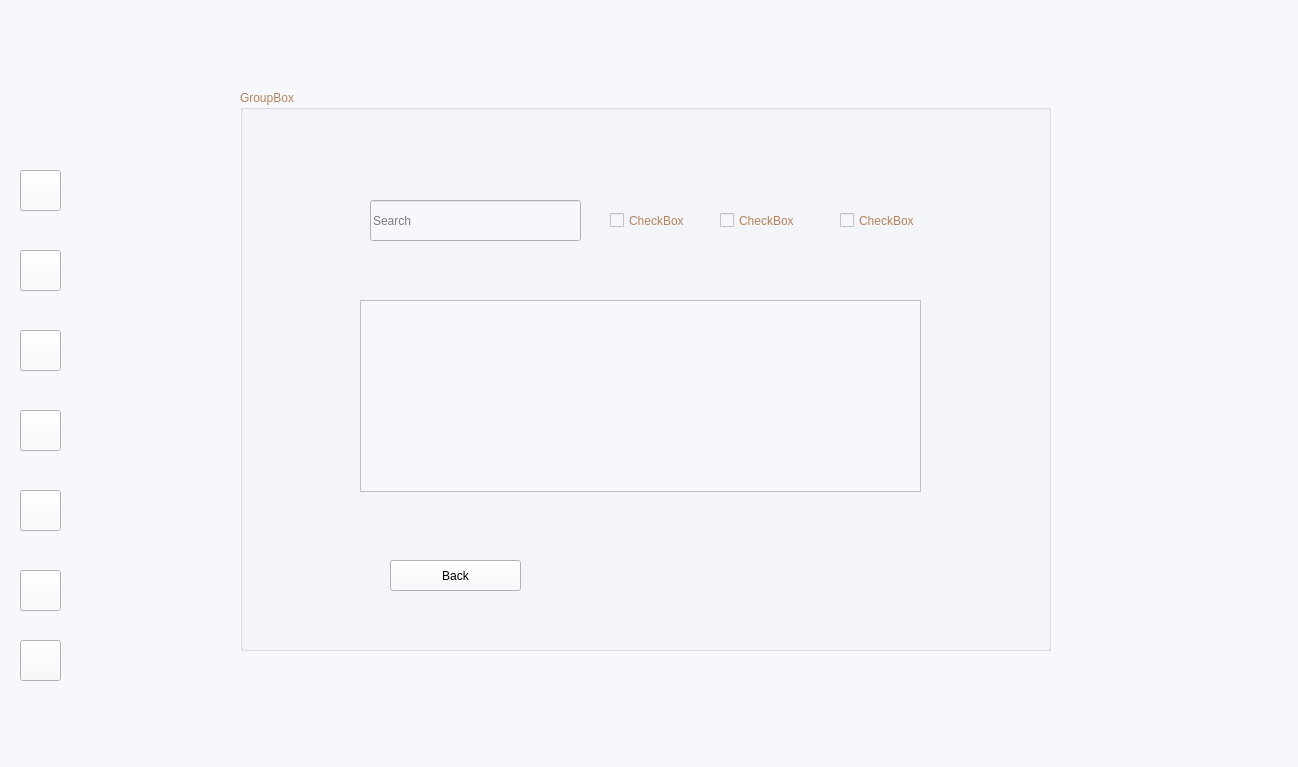
The window that mainwindow.ui (Confused-Guy/Smart-research-publication-management) describes before a commit, drawn with Qt 5.
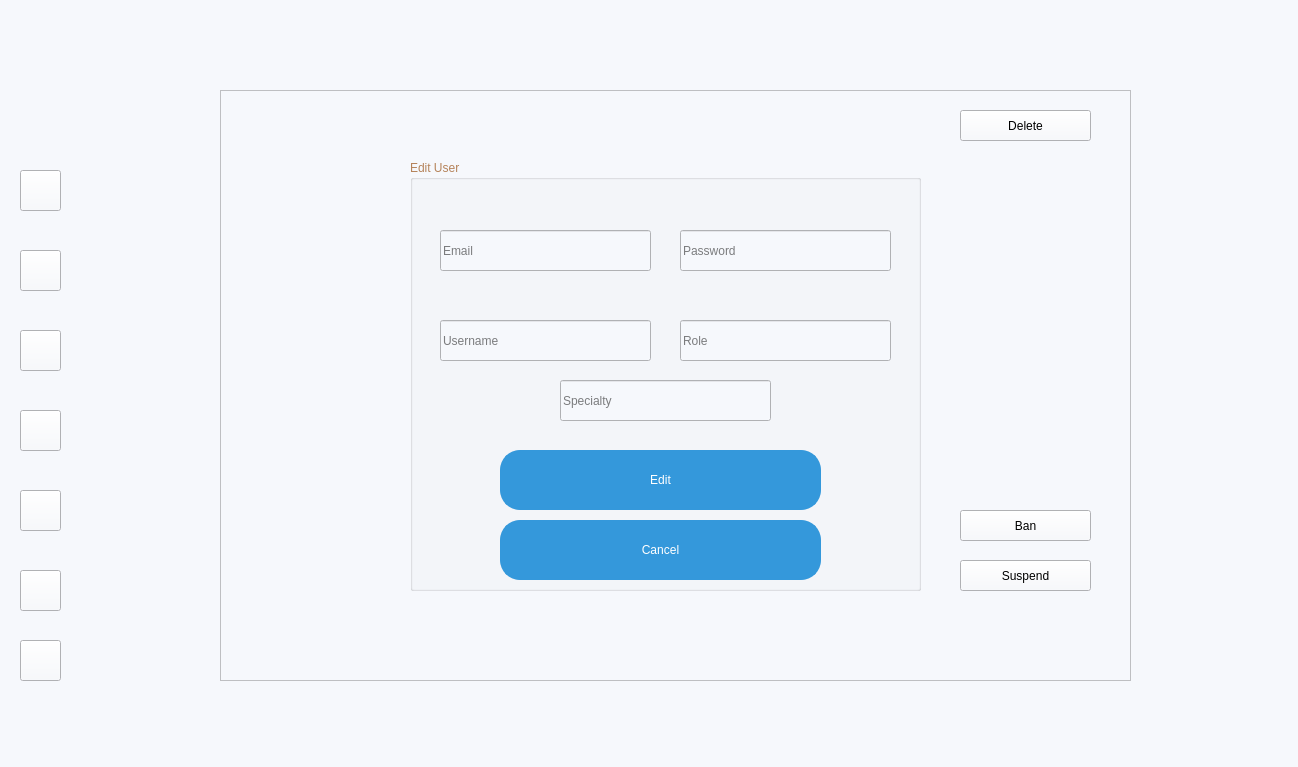
The same window after the commit. The open tabs and pages were chosen to show the change. Icons and pictures are not drawn.

Commit message:
finished crud, search and filter, statistics and exportation.
im going to modify some stuff in the future.

```diff
--- a/mainwindow.ui
+++ b/mainwindow.ui
@@ -9437,20 +9437,56 @@
      <widget class="QGroupBox" name="groupBox_11">
       <property name="geometry">
        <rect>
-        <x>170</x>
+        <x>10</x>
         <y>90</y>
-        <width>811</width>
+        <width>1191</width>
         <height>561</height>
        </rect>
       </property>
       <property name="title">
-       <string>GroupBox</string>
+       <string>USERS INFORMATIONS</string>
       </property>
-      <widget class="QLineEdit" name="lineEdit_16">
+      <widget class="QCheckBox" name="Reviewer">
        <property name="geometry">
         <rect>
-         <x>130</x>
-         <y>110</y>
+         <x>560</x>
+         <y>100</y>
+         <width>151</width>
+         <height>61</height>
+        </rect>
+       </property>
+       <property name="text">
+        <string>Reviewer</string>
+       </property>
+      </widget>
+      <widget class="QCheckBox" name="Viewer">
+       <property name="geometry">
+        <rect>
+         <x>460</x>
+         <y>100</y>
+         <width>151</width>
+         <height>61</height>
+        </rect>
+       </property>
+       <property name="text">
+        <string>Viewer</string>
+       </property>
+      </widget>
+      <widget class="QListView" name="userListView_2">
+       <property name="geometry">
+        <rect>
+         <x>100</x>
+         <y>200</y>
+         <width>481</width>
+         <height>192</height>
+        </rect>
+       </property>
+      </widget>
+      <widget class="QLineEdit" name="enterString">
+       <property name="geometry">
+        <rect>
+         <x>110</x>
+         <y>100</y>
          <width>211</width>
          <height>41</height>
         </rect>
@@ -9465,47 +9501,21 @@
       <widget class="QCheckBox" name="userCheckBox">
        <property name="geometry">
         <rect>
-         <x>370</x>
+         <x>660</x>
          <y>100</y>
          <width>151</width>
          <height>61</height>
         </rect>
        </property>
        <property name="text">
-        <string>CheckBox</string>
+        <string>Researcher</string>
        </property>
       </widget>
-      <widget class="QCheckBox" name="userCheckBox_2">
+      <widget class="QPushButton" name="userSearchBackBTN_2">
        <property name="geometry">
         <rect>
-         <x>480</x>
-         <y>100</y>
-         <width>151</width>
-         <height>61</height>
-        </rect>
-       </property>
-       <property name="text">
-        <string>CheckBox</string>
-       </property>
-      </widget>
-      <widget class="QCheckBox" name="userCheckBox_3">
-       <property name="geometry">
-        <rect>
-         <x>600</x>
-         <y>100</y>
-         <width>151</width>
-         <height>61</height>
-        </rect>
-       </property>
-       <property name="text">
-        <string>CheckBox</string>
-       </property>
-      </widget>
-      <widget class="QPushButton" name="userSearchBackBTN">
-       <property name="geometry">
-        <rect>
-         <x>150</x>
-         <y>470</y>
+         <x>130</x>
+         <y>460</y>
          <width>131</width>
          <height>31</height>
         </rect>
@@ -9514,12 +9524,64 @@
         <string>Back</string>
        </property>
       </widget>
-      <widget class="QListView" name="useListView">
+      <widget class="QPushButton" name="searchString">
        <property name="geometry">
         <rect>
-         <x>120</x>
-         <y>210</y>
-         <width>561</width>
+         <x>340</x>
+         <y>110</y>
+         <width>81</width>
+         <height>31</height>
+        </rect>
+       </property>
+       <property name="text">
+        <string>Enter</string>
+       </property>
+      </widget>
+      <widget class="QPushButton" name="exportUserPDF">
+       <property name="geometry">
+        <rect>
+         <x>570</x>
+         <y>460</y>
+         <width>111</width>
+         <height>31</height>
+        </rect>
+       </property>
+       <property name="text">
+        <string>Export Data</string>
+       </property>
+      </widget>
+      <widget class="QLabel" name="label_6">
+       <property name="geometry">
+        <rect>
+         <x>100</x>
+         <y>170</y>
+         <width>161</width>
+         <height>16</height>
+        </rect>
+       </property>
+       <property name="text">
+        <string>Resaults of searching users:</string>
+       </property>
+      </widget>
+      <widget class="QLabel" name="label_7">
+       <property name="geometry">
+        <rect>
+         <x>650</x>
+         <y>170</y>
+         <width>161</width>
+         <height>16</height>
+        </rect>
+       </property>
+       <property name="text">
+        <string>User statistics:</string>
+       </property>
+      </widget>
+      <widget class="QTableView" name="userListView_3">
+       <property name="geometry">
+        <rect>
+         <x>650</x>
+         <y>200</y>
+         <width>421</width>
          <height>192</height>
         </rect>
        </property>
@@ -9682,6 +9744,202 @@
       </widget>
      </widget>
     </widget>
+    <widget class="QWidget" name="page_50">
+     <widget class="QFrame" name="frame_34">
+      <property name="geometry">
+       <rect>
+        <x>150</x>
+        <y>90</y>
+        <width>911</width>
+        <height>591</height>
+       </rect>
+      </property>
+      <property name="frameShape">
+       <enum>QFrame::Shape::StyledPanel</enum>
+      </property>
+      <property name="frameShadow">
+       <enum>QFrame::Shadow::Raised</enum>
+      </property>
+      <widget class="QGroupBox" name="groupBox_25">
+       <property name="geometry">
+        <rect>
+         <x>190</x>
+         <y>70</y>
+         <width>511</width>
+         <height>431</height>
+        </rect>
+       </property>
+       <property name="title">
+        <string>Edit User</string>
+       </property>
+       <widget class="QLineEdit" name="email_edit_2">
+        <property name="geometry">
+         <rect>
+          <x>30</x>
+          <y>70</y>
+          <width>211</width>
+          <height>41</height>
+         </rect>
+        </property>
+        <property name="text">
+         <string/>
+        </property>
+        <property name="placeholderText">
+         <string>Email</string>
+        </property>
+       </widget>
+       <widget class="QLineEdit" name="password_edit_2">
+        <property name="geometry">
+         <rect>
+          <x>270</x>
+          <y>70</y>
+          <width>211</width>
+          <height>41</height>
+         </rect>
+        </property>
+        <property name="text">
+         <string/>
+        </property>
+        <property name="placeholderText">
+         <string>Password</string>
+        </property>
+       </widget>
+       <widget class="QLineEdit" name="username_edit_2">
+        <property name="geometry">
+         <rect>
+          <x>30</x>
+          <y>160</y>
+          <width>211</width>
+          <height>41</height>
+         </rect>
+        </property>
+        <property name="text">
+         <string/>
+        </property>
+        <property name="placeholderText">
+         <string>Username</string>
+        </property>
+       </widget>
+       <widget class="QLineEdit" name="role_edit_2">
+        <property name="geometry">
+         <rect>
+          <x>270</x>
+          <y>160</y>
+          <width>211</width>
+          <height>41</height>
+         </rect>
+        </property>
+        <property name="text">
+         <string/>
+        </property>
+        <property name="placeholderText">
+         <string>Role</string>
+        </property>
+       </widget>
+       <widget class="QPushButton" name="editUser_2">
+        <property name="geometry">
+         <rect>
+          <x>90</x>
+          <y>290</y>
+          <width>321</width>
+          <height>60</height>
+         </rect>
+        </property>
+        <property name="styleSheet">
+         <string notr="true">QPushButton {
+    background-color: #3498db;
+    border-radius: 20px;
+    border: 2px solid #3498db;
+    min-height: 40px;
+    color: white;
+}
+</string>
+        </property>
+        <property name="text">
+         <string>Edit</string>
+        </property>
+       </widget>
+       <widget class="QPushButton" name="cancelEditBTN_2">
+        <property name="geometry">
+         <rect>
+          <x>90</x>
+          <y>360</y>
+          <width>321</width>
+          <height>60</height>
+         </rect>
+        </property>
+        <property name="styleSheet">
+         <string notr="true">QPushButton {
+    background-color: #3498db;
+    border-radius: 20px;
+    border: 2px solid #3498db;
+    min-height: 40px;
+    color: white;
+}
+</string>
+        </property>
+        <property name="text">
+         <string>Cancel</string>
+        </property>
+       </widget>
+       <widget class="QLineEdit" name="specialty_edit_2">
+        <property name="geometry">
+         <rect>
+          <x>150</x>
+          <y>220</y>
+          <width>211</width>
+          <height>41</height>
+         </rect>
+        </property>
+        <property name="text">
+         <string/>
+        </property>
+        <property name="placeholderText">
+         <string>Specialty</string>
+        </property>
+       </widget>
+      </widget>
+      <widget class="QPushButton" name="deleteUser_2">
+       <property name="geometry">
+        <rect>
+         <x>740</x>
+         <y>20</y>
+         <width>131</width>
+         <height>31</height>
+        </rect>
+       </property>
+       <property name="text">
+        <string>Delete</string>
+       </property>
+      </widget>
+      <widget class="QPushButton" name="banUser_2">
+       <property name="geometry">
+        <rect>
+         <x>740</x>
+         <y>420</y>
+         <width>131</width>
+         <height>31</height>
+        </rect>
+       </property>
+       <property name="text">
+        <string>Ban</string>
+       </property>
+      </widget>
+      <widget class="QPushButton" name="susendUser_2">
+       <property name="geometry">
+        <rect>
+         <x>740</x>
+         <y>470</y>
+         <width>131</width>
+         <height>31</height>
+        </rect>
+       </property>
+       <property name="text">
+        <string>Suspend</string>
+       </property>
+      </widget>
+     </widget>
+    </widget>
    </widget>
    <widget class="QStackedWidget" name="sideBarStack">
     <property name="geometry">
```
Left out of the diff: 320 changed lines with no effect on the pictures. The commit also changes 5 other files.
